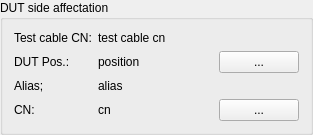
Before: the Qt Designer form src/mdttools/mdttesttool/mdtTtLogicalTestCableDutWidget.ui in scandyna/multidiagtools, drawn with Qt 5.
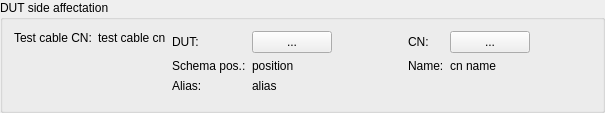
After: the same form once the commit is applied.

Commit message: Working on test tool (test cables)

```diff
--- a/src/mdttools/mdttesttool/mdtTtLogicalTestCableDutWidget.ui
+++ b/src/mdttools/mdttesttool/mdtTtLogicalTestCableDutWidget.ui
@@ -6,8 +6,8 @@
    <rect>
     <x>0</x>
     <y>0</y>
-    <width>313</width>
-    <height>135</height>
+    <width>605</width>
+    <height>113</height>
    </rect>
   </property>
   <property name="sizePolicy">
@@ -28,110 +28,165 @@
   <property name="title">
    <string>DUT side affectation</string>
   </property>
-  <layout class="QFormLayout" name="formLayout">
-   <item row="1" column="0">
-    <widget class="QLabel" name="lbSchemaPositionLabel">
-     <property name="text">
-      <string>DUT Pos.:</string>
-     </property>
-    </widget>
+  <layout class="QHBoxLayout" name="horizontalLayout_3">
+   <item>
+    <layout class="QFormLayout" name="formLayout_2">
+     <item row="0" column="0">
+      <widget class="QLabel" name="lbTestCableCnLabel">
+       <property name="text">
+        <string>Test cable CN:</string>
+       </property>
+      </widget>
+     </item>
+     <item row="0" column="1">
+      <widget class="QLabel" name="lbTestCableCn">
+       <property name="text">
+        <string>test cable cn</string>
+       </property>
+      </widget>
+     </item>
+    </layout>
    </item>
-   <item row="1" column="1">
-    <layout class="QHBoxLayout" name="horizontalLayout">
-     <item>
+   <item>
+    <layout class="QFormLayout" name="formLayout">
+     <item row="0" column="0">
+      <widget class="QLabel" name="label">
+       <property name="text">
+        <string>DUT:</string>
+       </property>
+      </widget>
+     </item>
+     <item row="0" column="1">
+      <layout class="QHBoxLayout" name="horizontalLayout_2">
+       <item>
+        <widget class="QPushButton" name="pbSelectDut">
+         <property name="text">
+          <string>...</string>
+         </property>
+        </widget>
+       </item>
+       <item>
+        <spacer name="horizontalSpacer_3">
+         <property name="orientation">
+          <enum>Qt::Horizontal</enum>
+         </property>
+         <property name="sizeHint" stdset="0">
+          <size>
+           <width>40</width>
+           <height>20</height>
+          </size>
+         </property>
+        </spacer>
+       </item>
+      </layout>
+     </item>
+     <item row="1" column="0">
+      <widget class="QLabel" name="lbSchemaPositionLabel">
+       <property name="text">
+        <string>Schema pos.:</string>
+       </property>
+      </widget>
+     </item>
+     <item row="1" column="1">
       <widget class="QLabel" name="lbSchemaPosition">
        <property name="text">
         <string>position</string>
        </property>
       </widget>
      </item>
-     <item>
-      <spacer name="horizontalSpacer">
-       <property name="orientation">
-        <enum>Qt::Horizontal</enum>
+     <item row="2" column="0">
+      <widget class="QLabel" name="lbAliasLabel">
+       <property name="text">
+        <string>Alias:</string>
        </property>
-       <property name="sizeHint" stdset="0">
-        <size>
-         <width>40</width>
-         <height>20</height>
-        </size>
-       </property>
-      </spacer>
+      </widget>
      </item>
-     <item>
-      <widget class="QPushButton" name="pbSelectDut">
+     <item row="2" column="1">
+      <widget class="QLabel" name="lbAlias">
        <property name="text">
-        <string>...</string>
+        <string>alias</string>
        </property>
       </widget>
      </item>
     </layout>
    </item>
-   <item row="2" column="0">
-    <widget class="QLabel" name="lbAliasLabel">
-     <property name="text">
-      <string>Alias;</string>
+   <item>
+    <spacer name="horizontalSpacer_4">
+     <property name="orientation">
+      <enum>Qt::Horizontal</enum>
      </property>
-    </widget>
-   </item>
-   <item row="2" column="1">
-    <widget class="QLabel" name="lbAlias">
-     <property name="text">
-      <string>alias</string>
+     <property name="sizeType">
+      <enum>QSizePolicy::Fixed</enum>
      </property>
-    </widget>
-   </item>
-   <item row="3" column="0">
-    <widget class="QLabel" name="lbCnLabel">
-     <property name="text">
-      <string>CN:</string>
+     <property name="sizeHint" stdset="0">
+      <size>
+       <width>30</width>
+       <height>20</height>
+      </size>
      </property>
-    </widget>
+    </spacer>
    </item>
-   <item row="3" column="1">
-    <layout class="QHBoxLayout" name="horizontalLayout_2">
-     <item>
-      <widget class="QLabel" name="lbCn">
+   <item>
+    <layout class="QFormLayout" name="formLayout_3">
+     <item row="0" column="0">
+      <widget class="QLabel" name="lbCnLabel">
        <property name="text">
-        <string>cn</string>
+        <string>CN:</string>
        </property>
       </widget>
      </item>
-     <item>
-      <spacer name="horizontalSpacer_2">
-       <property name="orientation">
-        <enum>Qt::Horizontal</enum>
+     <item row="0" column="1">
+      <layout class="QHBoxLayout" name="horizontalLayout">
+       <item>
+        <widget class="QPushButton" name="pbSelectCn">
+         <property name="text">
+          <string>...</string>
+         </property>
+        </widget>
+       </item>
+       <item>
+        <spacer name="horizontalSpacer_2">
+         <property name="orientation">
+          <enum>Qt::Horizontal</enum>
+         </property>
+         <property name="sizeHint" stdset="0">
+          <size>
+           <width>40</width>
+           <height>20</height>
+          </size>
+         </property>
+        </spacer>
+       </item>
+      </layout>
+     </item>
+     <item row="1" column="0">
+      <widget class="QLabel" name="lbCnNameLabel">
+       <property name="text">
+        <string>Name:</string>
        </property>
-       <property name="sizeHint" stdset="0">
-        <size>
-         <width>40</width>
-         <height>20</height>
-        </size>
-       </property>
-      </spacer>
+      </widget>
      </item>
-     <item>
-      <widget class="QPushButton" name="pbSelectCn">
+     <item row="1" column="1">
+      <widget class="QLabel" name="lbCnName">
        <property name="text">
-        <string>...</string>
+        <string>cn name</string>
        </property>
       </widget>
      </item>
     </layout>
    </item>
-   <item row="0" column="1">
-    <widget class="QLabel" name="lbTestCableCn">
-     <property name="text">
-      <string>test cable cn</string>
+   <item>
+    <spacer name="horizontalSpacer">
+     <property name="orientation">
+      <enum>Qt::Horizontal</enum>
      </property>
-    </widget>
-   </item>
-   <item row="0" column="0">
-    <widget class="QLabel" name="lbTestCableCnLabel">
-     <property name="text">
-      <string>Test cable CN:</string>
+     <property name="sizeHint" stdset="0">
+      <size>
+       <width>4</width>
+       <height>20</height>
+      </size>
      </property>
-    </widget>
+    </spacer>
    </item>
   </layout>
  </widget>
```
The commit also changes 25 other files.
